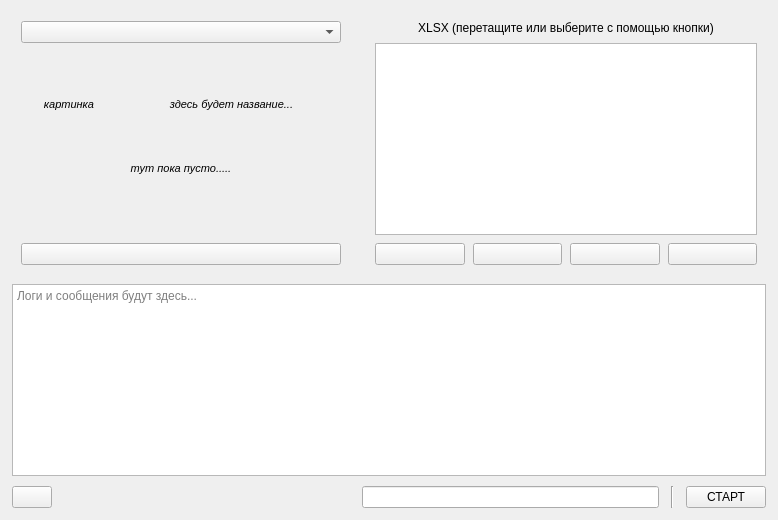
m1chass228/FinWizard_dll, file src/gui/mainwindow.ui: the form before one commit.
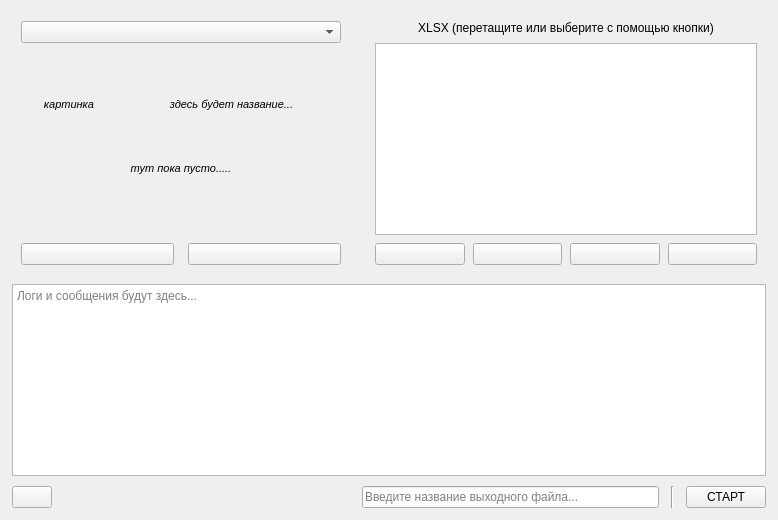
The form after the commit. Icons and pictures are not drawn.

Commit message: added trash button for remove plugin. Fixed bug with miss python using.

Patch:
```diff
--- a/src/gui/mainwindow.ui
+++ b/src/gui/mainwindow.ui
@@ -183,6 +183,8 @@
           </widget>
          </item>
          <item>
+          <layout class="QHBoxLayout" name="configActionsLayout">
+           <item>
           <widget class="QPushButton" name="openFolderButton">
            <property name="text">
             <string/>
@@ -199,6 +201,28 @@
            </property>
           </widget>
          </item>
+           <item>
+            <widget class="QPushButton" name="deleteConfigButton">
+             <property name="toolTip">
+              <string>Удалить выбранный плагин вместе с кэшем</string>
+             </property>
+             <property name="text">
+              <string/>
+             </property>
+             <property name="icon">
+              <iconset resource="material_icons.qrc">
+               <normaloff>:/res/trash_google.svg</normaloff>:/res/trash_google.svg</iconset>
+             </property>
+             <property name="iconSize">
+              <size>
+               <width>20</width>
+               <height>20</height>
+              </size>
+             </property>
+            </widget>
+           </item>
+          </layout>
+         </item>
         </layout>
        </widget>
       </item>
@@ -350,7 +374,11 @@
        </spacer>
       </item>
       <item>
-       <widget class="QLineEdit" name="fileName"/>
+       <widget class="QLineEdit" name="fileName">
+        <property name="placeholderText">
+         <string>Введите название выходного файла...</string>
+        </property>
+       </widget>
       </item>
       <item>
        <widget class="QFrame" name="frame">
```
Lines whose indentation alone changed are shown as unchanged. The commit also changes 2 other files.
